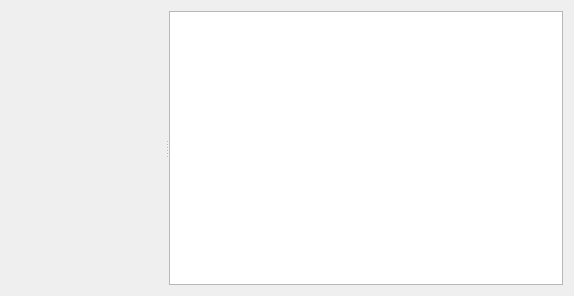
Old version of the form src/plugins/lmp/player.ui in the repository 0xd34df00d/leechcraft.
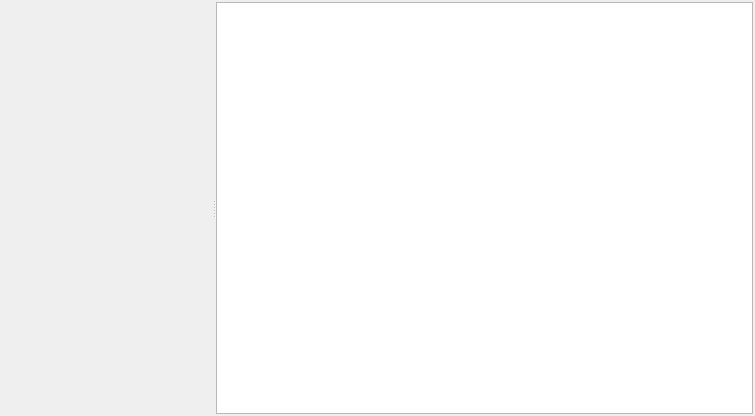
New version of the form. Icons and pictures are not drawn. Custom widgets are drawn as their Qt base class.

Commit message: LMP: removed margins somewhere.

```diff
--- a/src/plugins/lmp/player.ui
+++ b/src/plugins/lmp/player.ui
@@ -6,8 +6,8 @@
    <rect>
     <x>0</x>
     <y>0</y>
-    <width>574</width>
-    <height>296</height>
+    <width>755</width>
+    <height>416</height>
    </rect>
   </property>
   <property name="windowTitle">
@@ -18,12 +18,22 @@
     <normaloff>:/plugins/lmp/resources/images/lmp.svg</normaloff>:/plugins/lmp/resources/images/lmp.svg</iconset>
   </property>
   <layout class="QVBoxLayout" name="verticalLayout">
+   <property name="margin">
+    <number>2</number>
+   </property>
    <item>
     <widget class="QSplitter" name="splitter">
      <property name="orientation">
       <enum>Qt::Horizontal</enum>
      </property>
-     <widget class="LeechCraft::Plugins::LMP::PlayerWidget" name="Player_" native="true"/>
+     <widget class="LeechCraft::Plugins::LMP::PlayerWidget" name="Player_" native="true">
+      <property name="sizePolicy">
+       <sizepolicy hsizetype="Expanding" vsizetype="Expanding">
+        <horstretch>0</horstretch>
+        <verstretch>0</verstretch>
+       </sizepolicy>
+      </property>
+     </widget>
      <widget class="QTreeView" name="Queue_">
       <property name="rootIsDecorated">
        <bool>false</bool>
```
The commit also changes 1 other file.
